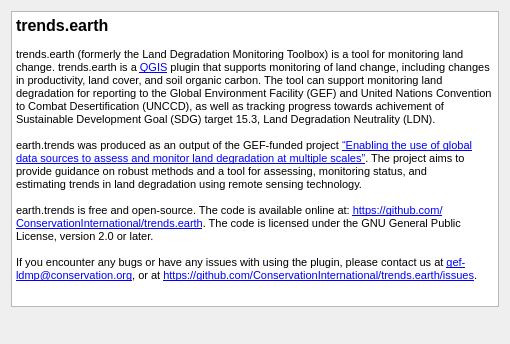
This is LDMP/gui/DlgAbout.ui in ConservationInternational/trends.earth as Qt 5 draws it before an edit. The edited form follows.
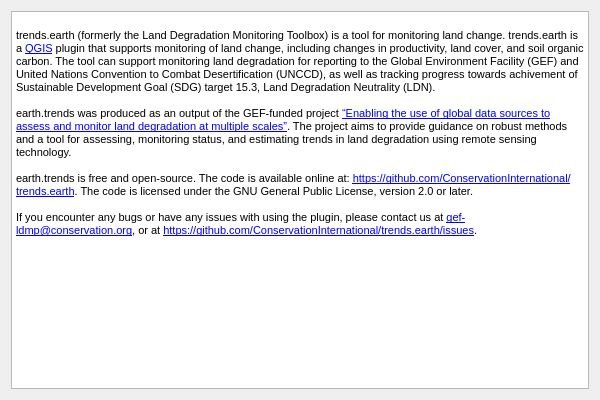
This is the edited form. Icons and pictures are not drawn.

The edit to the form file:
```diff
--- a/LDMP/gui/DlgAbout.ui
+++ b/LDMP/gui/DlgAbout.ui
@@ -6,63 +6,37 @@
    <rect>
     <x>0</x>
     <y>0</y>
-    <width>510</width>
-    <height>344</height>
+    <width>600</width>
+    <height>400</height>
    </rect>
   </property>
   <property name="windowTitle">
    <string>About trends.earth</string>
   </property>
   <layout class="QGridLayout" name="gridLayout">
-   <item row="1" column="2">
-    <widget class="QLabel" name="VS_logo">
-     <property name="text">
-      <string/>
-     </property>
-    </widget>
-   </item>
-   <item row="1" column="0">
-    <widget class="QLabel" name="CI_logo">
-     <property name="text">
-      <string/>
-     </property>
-    </widget>
-   </item>
-   <item row="0" column="0" colspan="3">
+   <item row="0" column="0" colspan="2">
     <widget class="QTextBrowser" name="textBrowser">
      <property name="html">
       <string>&lt;!DOCTYPE HTML PUBLIC &quot;-//W3C//DTD HTML 4.0//EN&quot; &quot;http://www.w3.org/TR/REC-html40/strict.dtd&quot;&gt;
 &lt;html&gt;&lt;head&gt;&lt;meta name=&quot;qrichtext&quot; content=&quot;1&quot; /&gt;&lt;style type=&quot;text/css&quot;&gt;
 p, li { white-space: pre-wrap; }
 &lt;/style&gt;&lt;/head&gt;&lt;body style=&quot; font-family:'MS Shell Dlg 2'; font-size:8.25pt; font-weight:400; font-style:normal;&quot;&gt;
-&lt;p style=&quot; margin-top:0px; margin-bottom:0px; margin-left:0px; margin-right:0px; -qt-block-indent:0; text-indent:0px;&quot;&gt;&lt;span style=&quot; font-size:12pt; font-weight:600;&quot;&gt;trends.earth&lt;/span&gt;&lt;/p&gt;
+&lt;p align=&quot;center&quot; style=&quot; margin-top:0px; margin-bottom:0px; margin-left:0px; margin-right:0px; -qt-block-indent:0; text-indent:0px;&quot;&gt;&lt;img src=&quot;:/plugins/LDMP/icons/trends_earth_logo_bl_small.png&quot; /&gt;&lt;/p&gt;
 &lt;p style=&quot; margin-top:0px; margin-bottom:0px; margin-left:0px; margin-right:0px; -qt-block-indent:0; text-indent:0px;&quot;&gt;&lt;span style=&quot; font-size:8pt;&quot;&gt;&lt;br /&gt;trends.earth (formerly the Land Degradation Monitoring Toolbox) is a tool for monitoring land change. trends.earth is a &lt;/span&gt;&lt;a href=&quot;http://www.qgis.org&quot;&gt;&lt;span style=&quot; font-size:8pt; text-decoration: underline; color:#0000ff;&quot;&gt;QGIS&lt;/span&gt;&lt;/a&gt;&lt;span style=&quot; font-size:8pt;&quot;&gt; plugin that supports monitoring of land change, including changes in productivity, land cover, and soil organic carbon. The tool can support monitoring land degradation for reporting to the Global Environment Facility (GEF) and United Nations Convention to Combat Desertification (UNCCD), as well as tracking progress towards achivement of Sustainable Development Goal (SDG) target 15.3, Land Degradation Neutrality (LDN).&lt;/span&gt;&lt;/p&gt;
 &lt;p style=&quot;-qt-paragraph-type:empty; margin-top:0px; margin-bottom:0px; margin-left:0px; margin-right:0px; -qt-block-indent:0; text-indent:0px; font-size:8pt;&quot;&gt;&lt;br /&gt;&lt;/p&gt;
-&lt;p style=&quot; margin-top:0px; margin-bottom:0px; margin-left:0px; margin-right:0px; -qt-block-indent:0; text-indent:0px;&quot;&gt;&lt;span style=&quot; font-size:8pt;&quot;&gt;earth.trends was produced as an output of the GEF-funded project &lt;/span&gt;&lt;a href=&quot;http://vitalsigns.org/gef-ldmp&quot;&gt;&lt;span style=&quot; font-size:8pt; text-decoration: underline; color:#0000ff;&quot;&gt;“Enabling the use of global data sources to assess and monitor land degradation at multiple scales”&lt;/span&gt;&lt;/a&gt;&lt;span style=&quot; font-size:8pt;&quot;&gt;. The project aims to provide guidance on robust methods and a tool for assessing, monitoring status, and &lt;/span&gt;&lt;/p&gt;
-&lt;p style=&quot; margin-top:0px; margin-bottom:0px; margin-left:0px; margin-right:0px; -qt-block-indent:0; text-indent:0px;&quot;&gt;&lt;span style=&quot; font-size:8pt;&quot;&gt;estimating trends in land degradation using remote sensing technology.&lt;/span&gt;&lt;/p&gt;
+&lt;p style=&quot; margin-top:0px; margin-bottom:0px; margin-left:0px; margin-right:0px; -qt-block-indent:0; text-indent:0px;&quot;&gt;&lt;span style=&quot; font-size:8pt;&quot;&gt;earth.trends was produced as an output of the GEF-funded project &lt;/span&gt;&lt;a href=&quot;http://vitalsigns.org/gef-ldmp&quot;&gt;&lt;span style=&quot; font-size:8pt; text-decoration: underline; color:#0000ff;&quot;&gt;“Enabling the use of global data sources to assess and monitor land degradation at multiple scales”&lt;/span&gt;&lt;/a&gt;&lt;span style=&quot; font-size:8pt;&quot;&gt;. The project aims to provide guidance on robust methods and a tool for assessing, monitoring status, and estimating trends in land degradation using remote sensing technology.&lt;/span&gt;&lt;/p&gt;
 &lt;p style=&quot;-qt-paragraph-type:empty; margin-top:0px; margin-bottom:0px; margin-left:0px; margin-right:0px; -qt-block-indent:0; text-indent:0px; font-size:8pt;&quot;&gt;&lt;br /&gt;&lt;/p&gt;
 &lt;p style=&quot; margin-top:0px; margin-bottom:0px; margin-left:0px; margin-right:0px; -qt-block-indent:0; text-indent:0px;&quot;&gt;&lt;span style=&quot; font-size:8pt;&quot;&gt;earth.trends is free and open-source. The code is available online at: &lt;/span&gt;&lt;a href=&quot;https://github.com/ConservationInternational/trends.earth&quot;&gt;&lt;span style=&quot; font-size:8pt; text-decoration: underline; color:#0000ff;&quot;&gt;https://github.com/ConservationInternational/trends.earth&lt;/span&gt;&lt;/a&gt;&lt;span style=&quot; font-size:8pt;&quot;&gt;. The code is licensed under the GNU General Public License, version 2.0 or later.&lt;/span&gt;&lt;/p&gt;
 &lt;p style=&quot;-qt-paragraph-type:empty; margin-top:0px; margin-bottom:0px; margin-left:0px; margin-right:0px; -qt-block-indent:0; text-indent:0px; font-size:8pt;&quot;&gt;&lt;br /&gt;&lt;/p&gt;
-&lt;p style=&quot; margin-top:0px; margin-bottom:0px; margin-left:0px; margin-right:0px; -qt-block-indent:0; text-indent:0px;&quot;&gt;&lt;span style=&quot; font-size:8pt;&quot;&gt;If you encounter any bugs or have any issues with using the plugin, please contact us at &lt;/span&gt;&lt;a href=&quot;mailto:gef-ldmp@conservation.org&quot;&gt;&lt;span style=&quot; font-size:8pt; text-decoration: underline; color:#0000ff;&quot;&gt;gef-ldmp@conservation.org&lt;/span&gt;&lt;/a&gt;&lt;span style=&quot; font-size:8pt;&quot;&gt;, or at &lt;/span&gt;&lt;a href=&quot;https://github.com/ConservationInternational/trends.earth/issues&quot;&gt;&lt;span style=&quot; font-size:8pt; text-decoration: underline; color:#0000ff;&quot;&gt;https://github.com/ConservationInternational/trends.earth/issues&lt;/span&gt;&lt;/a&gt;&lt;span style=&quot; font-size:8pt;&quot;&gt;.&lt;/span&gt;&lt;/p&gt;&lt;/body&gt;&lt;/html&gt;</string>
+&lt;p style=&quot; margin-top:0px; margin-bottom:0px; margin-left:0px; margin-right:0px; -qt-block-indent:0; text-indent:0px;&quot;&gt;&lt;span style=&quot; font-size:8pt;&quot;&gt;If you encounter any bugs or have any issues with using the plugin, please contact us at &lt;/span&gt;&lt;a href=&quot;mailto:gef-ldmp@conservation.org&quot;&gt;&lt;span style=&quot; font-size:8pt; text-decoration: underline; color:#0000ff;&quot;&gt;gef-ldmp@conservation.org&lt;/span&gt;&lt;/a&gt;&lt;span style=&quot; font-size:8pt;&quot;&gt;, or at &lt;/span&gt;&lt;a href=&quot;https://github.com/ConservationInternational/trends.earth/issues&quot;&gt;&lt;span style=&quot; font-size:8pt; text-decoration: underline; color:#0000ff;&quot;&gt;https://github.com/ConservationInternational/trends.earth/issues&lt;/span&gt;&lt;/a&gt;&lt;span style=&quot; font-size:8pt;&quot;&gt;.&lt;/span&gt;&lt;/p&gt;
+&lt;p style=&quot;-qt-paragraph-type:empty; margin-top:0px; margin-bottom:0px; margin-left:0px; margin-right:0px; -qt-block-indent:0; text-indent:0px; font-size:8pt;&quot;&gt;&lt;br /&gt;&lt;/p&gt;
+&lt;p style=&quot; margin-top:0px; margin-bottom:0px; margin-left:0px; margin-right:0px; -qt-block-indent:0; text-indent:0px;&quot;&gt;&lt;img src=&quot;:/plugins/LDMP/icons/CI_logo.png&quot; /&gt;&lt;img src=&quot;:/plugins/LDMP/icons/VS_logo.png&quot; /&gt;&lt;/p&gt;&lt;/body&gt;&lt;/html&gt;</string>
      </property>
      <property name="openExternalLinks">
       <bool>true</bool>
      </property>
     </widget>
    </item>
-   <item row="1" column="1">
-    <spacer name="horizontalSpacer">
-     <property name="orientation">
-      <enum>Qt::Horizontal</enum>
-     </property>
-     <property name="sizeHint" stdset="0">
-      <size>
-       <width>40</width>
-       <height>20</height>
-      </size>
-     </property>
-    </spacer>
-   </item>
   </layout>
  </widget>
  <resources/>
```
Left out of the diff: 4 changed lines with no effect on the pictures.
